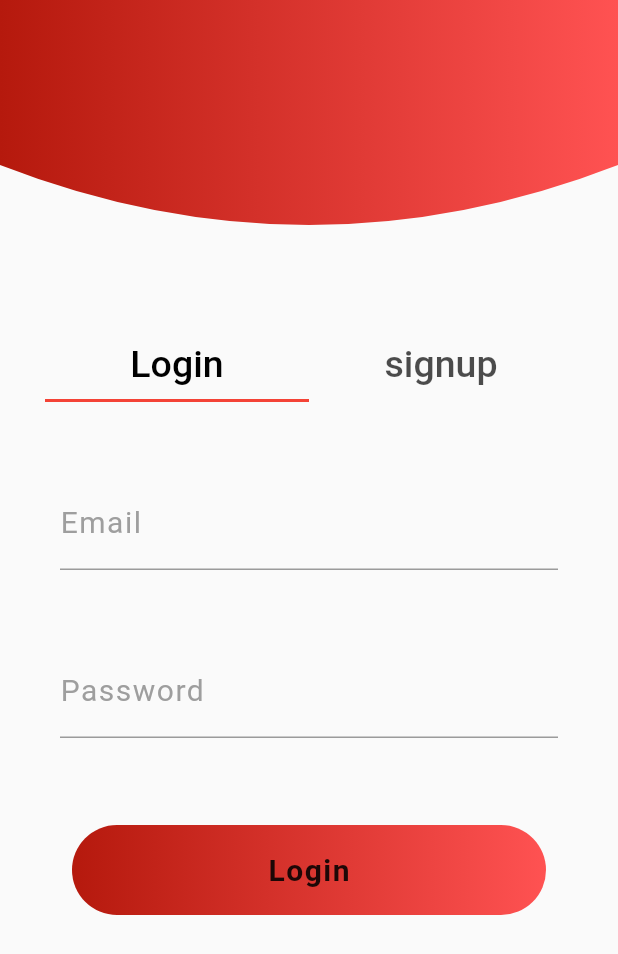
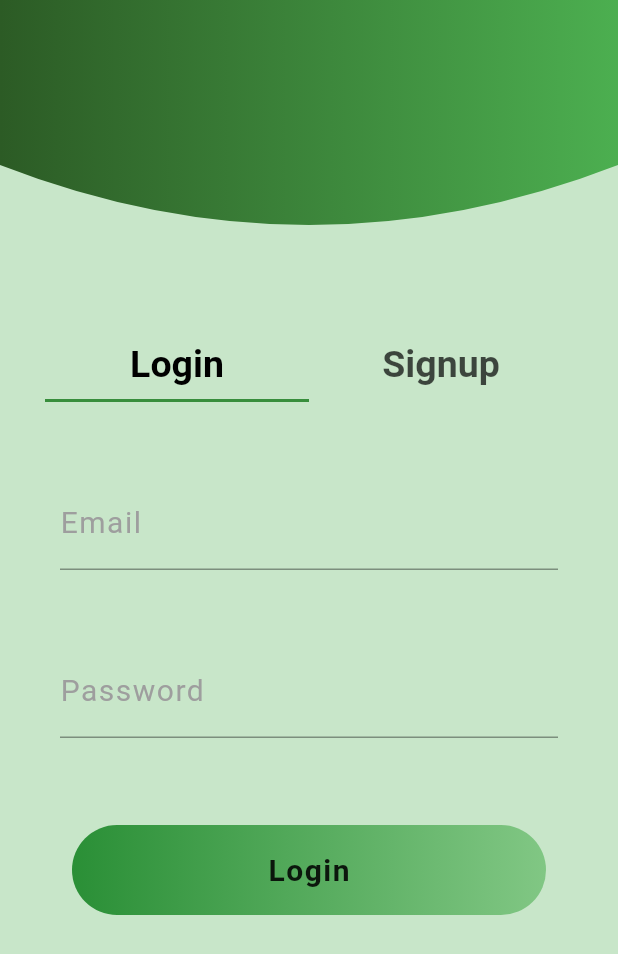
Before and after one commit to ASNoufal/assignment, a Flutter app: the screen it shows after launch, on a phone screen of 412 x 824 dp. Shown: the top 954 px of the screen. Run offline on Flutter 3.47's test engine with Material 2 defaults, Android fonts, the phone set to English and light mode, and no system bars; our stand-ins replace buttons_tabbar, cloud_firestore, dartz, firebase_auth, firebase_core, firebase_storage and 7 more; missing offline and left inert: flutter_polyline_points; accounts and stored records are empty; Roboto replaces fonts that are missing (Acme).

Commit message:
completed the project

```diff
--- a/lib/domain/driversfirestorestate/driversprovider.dart
+++ b/lib/domain/driversfirestorestate/driversprovider.dart
@@ -6,7 +6,7 @@ import 'package:flutter_riverpod/flutter_riverpod.dart';
 class Driversprovider extends ChangeNotifier {
   Driverdata driver = Driverdata();
 
-  /// notusing for reference
+  /// notusing only use for reference
 
   Future getdata(
       {required Map<String, dynamic> data,
--- a/lib/infrastructure/auth/driversfirestore.dart
+++ b/lib/infrastructure/auth/driversfirestore.dart
@@ -1,4 +1,3 @@
-import 'package:assignment/application/model/datamodel.dart';
 import 'package:assignment/domain/auth/auth.dart';
 import 'package:cloud_firestore/cloud_firestore.dart';
 
--- a/lib/infrastructure/auth/firebaseauth.dart
+++ b/lib/infrastructure/auth/firebaseauth.dart
@@ -1,12 +1,6 @@
-// ignore_for_file: public_member_api_docs, sort_constructors_first
-import 'package:assignment/infrastructure/core/provider/providers.dart';
-import 'package:dartz/dartz.dart';
 import 'package:firebase_auth/firebase_auth.dart';
-import 'package:flutter/material.dart';
-import 'package:riverpod/src/framework.dart';
 
 import 'package:assignment/domain/auth/auth.dart';
-import 'package:assignment/domain/authfailures/authfailures.dart';
 
 class Authentication extends Iauthservice {
   FirebaseAuth firebaseAuth = FirebaseAuth.instance;
--- a/lib/infrastructure/core/provider/providers.dart
+++ b/lib/infrastructure/core/provider/providers.dart
@@ -1,4 +1,3 @@
-import 'package:assignment/infrastructure/auth/firebaseauth.dart';
 import 'package:cloud_firestore/cloud_firestore.dart';
 import 'package:firebase_auth/firebase_auth.dart';
 import 'package:firebase_storage/firebase_storage.dart';
--- a/lib/infrastructure/driverdatafirestore/Driverdata.dart
+++ b/lib/infrastructure/driverdatafirestore/Driverdata.dart
@@ -1,11 +1,8 @@
 import 'package:assignment/application/model/datamodel.dart';
 import 'package:cloud_firestore/cloud_firestore.dart';
 import 'package:flutter/material.dart';
-import 'package:google_maps_flutter/google_maps_flutter.dart';
 
 class Firestoreprovider extends ChangeNotifier {
-  ///map location need to get in the createdata. so i need to assign the name or location geonumber in the app
-  ///currently i am updating in firestore after making the map and geolocator and integrating the map i can do.
   Future createdata({
     String? storename,
     String? lon,
--- a/lib/main.dart
+++ b/lib/main.dart
@@ -1,7 +1,6 @@
 import 'package:assignment/presentation/Login/Loginpage.dart';
-import 'package:assignment/presentation/NavigationPage/geolocation.dart';
+import 'package:assignment/presentation/NavigationPage/driverHomePage.dart';
 import 'package:assignment/presentation/home/homepage.dart';
-import 'package:assignment/presentation/landingpage/landingpage.dart';
 import 'package:firebase_auth/firebase_auth.dart';
 import 'package:flutter/material.dart';
 import 'package:firebase_core/firebase_core.dart';
@@ -25,9 +24,13 @@ class MyApp extends StatelessWidget {
   @override
   Widget build(BuildContext context) {
     return MaterialApp(
+        debugShowCheckedModeBanner: false,
         home: FirebaseAuth.instance.currentUser != null
-            ? HomePage()
-            : LoginPage());
+            ? FirebaseAuth.instance.currentUser!.uid ==
+                    "n7jvYfM2KSV4ObQV5uxiTiFsIY22"
+                ? const HomePage()
+                : const DriverHomePage()
+            : const LoginPage());
   }
 }
 
--- a/lib/presentation/Login/Loginform.dart
+++ b/lib/presentation/Login/Loginform.dart
@@ -1,11 +1,8 @@
-import 'package:assignment/domain/authfailures/authfailures.dart';
 import 'package:assignment/domain/stateauth/authentication_provider.dart';
 import 'package:assignment/domain/stateauth/authentication_state.dart';
 import 'package:assignment/presentation/Login/const.dart';
 import 'package:assignment/presentation/NavigationPage/driverHomePage.dart';
-import 'package:assignment/presentation/NavigationPage/geolocation.dart';
 import 'package:assignment/presentation/home/homepage.dart';
-import 'package:assignment/presentation/managingdetails/RetailStores/RetailStorescreen.dart';
 import 'package:firebase_auth/firebase_auth.dart';
 import 'package:flutter/material.dart';
 import 'package:flutter_riverpod/flutter_riverpod.dart';
@@ -44,11 +41,10 @@ class Loginform extends ConsumerWidget {
                         ref.read(userloginformstate.notifier).setemail(value!);
                       },
                       controller: email,
-                      cursorColor: const Color.fromARGB(255, 107, 104, 104),
+                      cursorColor: Color.fromARGB(255, 44, 150, 79),
                       decoration: formfielddecoration("Email"),
                     ),
-                    if (validator.errormessage.isNotEmpty &&
-                        validator.errormessage != null)
+                    if (validator.errormessage.isNotEmpty)
                       Text(
                         validator.errormessage,
                         style: TextStyle(color: Colors.red),
@@ -98,8 +94,10 @@ class Loginform extends ConsumerWidget {
                   ],
                 ),
                 authnotifier.isloading == true
-                    ? const Center(
-                        child: CircularProgressIndicator(),
+                    ? Center(
+                        child: CircularProgressIndicator(
+                          color: Colors.green[100],
+                        ),
                       )
                     : const SizedBox()
               ],
--- a/lib/presentation/Login/Loginpage.dart
+++ b/lib/presentation/Login/Loginpage.dart
@@ -12,9 +12,10 @@ class LoginPage extends StatelessWidget {
   @override
   Widget build(BuildContext context) {
     return Scaffold(
+      backgroundColor: Colors.green[100],
       body: AnnotatedRegion<SystemUiOverlayStyle>(
         value: SystemUiOverlayStyle.light
-            .copyWith(statusBarColor: const Color.fromARGB(255, 153, 37, 29)),
+            .copyWith(statusBarColor: Color.fromARGB(255, 30, 125, 52)),
         child: Column(
           children: [
             ClipPath(
@@ -23,10 +24,7 @@ class LoginPage extends StatelessWidget {
                 height: 150,
                 decoration: const BoxDecoration(
                   gradient: LinearGradient(
-                    colors: [
-                      Color.fromARGB(255, 181, 25, 13),
-                      Colors.redAccent
-                    ],
+                    colors: [Color.fromARGB(255, 44, 91, 37), Colors.green],
                   ),
                 ),
               ),
@@ -44,16 +42,20 @@ class LoginPage extends StatelessWidget {
                       children: <Widget>[
                         TabBar(
                             labelColor: Colors.black,
-                            dividerColor: Colors.red[400],
-                            indicatorColor: Colors.red,
+                            dividerColor: Colors.green[300],
+                            indicatorColor: Colors.green[700],
                             tabs: [
                               Tab(
                                 child: Text("Login",
-                                    style: GoogleFonts.acme(fontSize: 25)),
+                                    style: GoogleFonts.roboto(
+                                        fontSize: 25,
+                                        fontWeight: FontWeight.bold)),
                               ),
                               Tab(
-                                child: Text("signup",
-                                    style: GoogleFonts.acme(fontSize: 25)),
+                                child: Text("Signup",
+                                    style: GoogleFonts.roboto(
+                                        fontSize: 25,
+                                        fontWeight: FontWeight.bold)),
                               )
                             ]),
                         const Expanded(
--- a/lib/presentation/Login/const.dart
+++ b/lib/presentation/Login/const.dart
@@ -3,8 +3,8 @@ import 'package:google_fonts/google_fonts.dart';
 
 InputDecoration formfielddecoration(String name) {
   return InputDecoration(
-      focusedBorder:
-          const UnderlineInputBorder(borderSide: BorderSide(color: Colors.red)),
+      focusedBorder: const UnderlineInputBorder(
+          borderSide: BorderSide(color: Colors.green)),
       labelText: name,
       labelStyle:
           GoogleFonts.acme(fontSize: 20, letterSpacing: 1, color: Colors.grey));
@@ -17,13 +17,15 @@ Widget customisedbutton(BuildContext context, String data) {
         width: MediaQuery.of(context).size.width / 1.25,
         height: 60,
         decoration: BoxDecoration(
-            gradient: const LinearGradient(
-                colors: [Color.fromARGB(255, 181, 25, 13), Colors.redAccent]),
+            gradient: LinearGradient(colors: [
+              const Color.fromARGB(255, 42, 143, 54),
+              Colors.green[300]!
+            ]),
             borderRadius: BorderRadius.circular(30)),
         child: Center(
           child: Text(
             data,
-            style: GoogleFonts.acme(
+            style: GoogleFonts.roboto(
                 fontWeight: FontWeight.bold, fontSize: 20, letterSpacing: 1),
           ),
         )),
--- a/lib/presentation/managingdetails/Drivers/updatepage.dart
+++ b/lib/presentation/managingdetails/Drivers/updatepage.dart
@@ -14,7 +14,9 @@ class UpdatePage extends ConsumerWidget {
 
     final updatdata = TextEditingController(text: data["name"]);
     return Scaffold(
+      backgroundColor: Colors.green[100],
       appBar: AppBar(
+        backgroundColor: Colors.green[700],
         title: const Text("Update"),
       ),
       body: Padding(
@@ -27,6 +29,8 @@ class UpdatePage extends ConsumerWidget {
               decoration: const InputDecoration(label: Text("Name")),
             ),
             ElevatedButton(
+                style: ElevatedButton.styleFrom(
+                    backgroundColor: Colors.green[700]),
                 onPressed: () {
                   final data = {"name": updatdata.text};
                   ref
--- a/lib/presentation/managingdetails/RetailStores/updateRetailer.dart
+++ b/lib/presentation/managingdetails/RetailStores/updateRetailer.dart
@@ -11,7 +11,9 @@ class UpdateRetailer extends ConsumerWidget {
 
     final updatdata = TextEditingController(text: data["name"]);
     return Scaffold(
+      backgroundColor: Colors.green[100],
       appBar: AppBar(
+        backgroundColor: Colors.green[700],
         title: const Text("Update"),
       ),
       body: Padding(
@@ -24,6 +26,8 @@ class UpdateRetailer extends ConsumerWidget {
               decoration: const InputDecoration(label: Text("Name")),
             ),
             ElevatedButton(
+                style: ElevatedButton.styleFrom(
+                    backgroundColor: Colors.green[700]),
                 onPressed: () {
                   final data = {"name": updatdata.text};
                   ref
```
Also changed, not shown: lib/presentation/Login/Signupform.dart (+6 -8 lines), lib/presentation/NavigationPage/driverHomePage.dart (+39 -3 lines), lib/presentation/NavigationPage/geolocation.dart (+32 -23 lines), lib/presentation/home/homepage.dart (+19 -19 lines), lib/presentation/managingdetails/Drivers/Driver.dart (+42 -29 lines), lib/presentation/managingdetails/RetailStores/RetailStorescreen.dart (+13 -3 lines), lib/presentation/landingpage/landingpage.dart (deleted), 2 other files.
